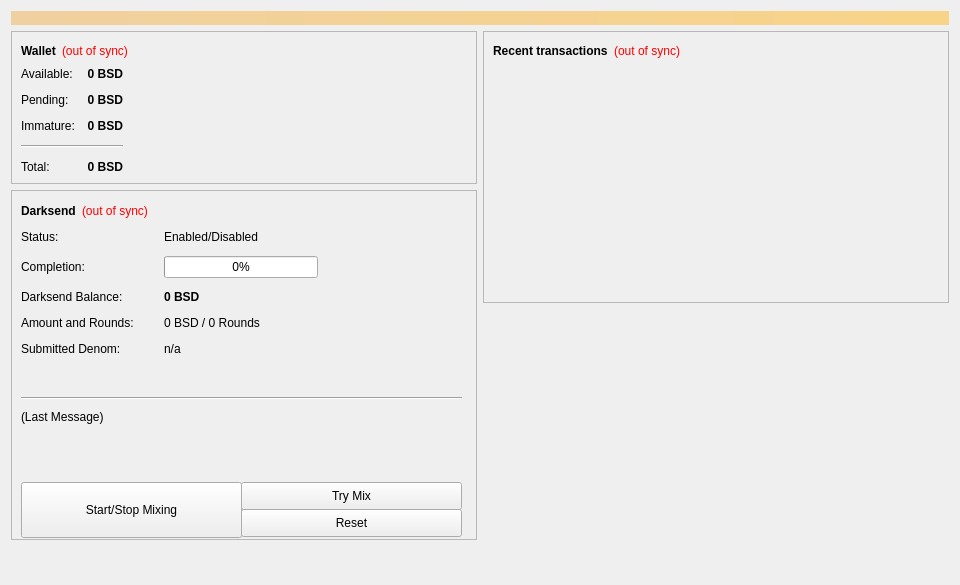
The window that src/qt/forms/overviewpage.ui (KKnight99/SKTCoin) describes before a commit, drawn with Qt 5.
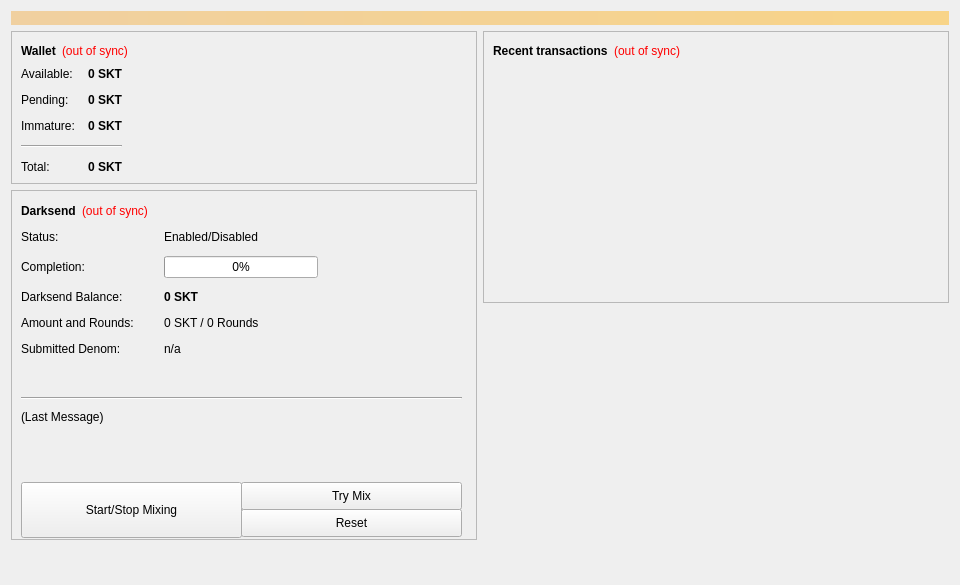
The same window after the commit.

What changed in the file:
```diff
--- a/src/qt/forms/overviewpage.ui
+++ b/src/qt/forms/overviewpage.ui
@@ -130,7 +130,7 @@
                  <string>Your current spendable balance</string>
                 </property>
                 <property name="text">
-                 <string notr="true">0 BSD</string>
+                 <string notr="true">0 SKT</string>
                 </property>
                 <property name="alignment">
                  <set>Qt::AlignRight|Qt::AlignTrailing|Qt::AlignVCenter</set>
@@ -162,7 +162,7 @@
                  <string>Total of transactions that have yet to be confirmed, and do not yet count toward the spendable balance</string>
                 </property>
                 <property name="text">
-                 <string notr="true">0 BSD</string>
+                 <string notr="true">0 SKT</string>
                 </property>
                 <property name="alignment">
                  <set>Qt::AlignRight|Qt::AlignTrailing|Qt::AlignVCenter</set>
@@ -191,7 +191,7 @@
                  <string>Mined balance that has not yet matured</string>
                 </property>
                 <property name="text">
-                 <string notr="true">0 BSD</string>
+                 <string notr="true">0 SKT</string>
                 </property>
                 <property name="alignment">
                  <set>Qt::AlignRight|Qt::AlignTrailing|Qt::AlignVCenter</set>
@@ -223,7 +223,7 @@
                  <string>Your current total balance</string>
                 </property>
                 <property name="text">
-                 <string notr="true">0 BSD</string>
+                 <string notr="true">0 SKT</string>
                 </property>
                 <property name="alignment">
                  <set>Qt::AlignRight|Qt::AlignTrailing|Qt::AlignVCenter</set>
@@ -346,7 +346,7 @@
               </font>
              </property>
              <property name="text">
-              <string>0 BSD</string>
+              <string>0 SKT</string>
              </property>
             </widget>
            </item>
@@ -360,7 +360,7 @@
            <item row="3" column="1">
             <widget class="QLabel" name="labelAmountRounds">
              <property name="text">
-              <string>0 BSD / 0 Rounds</string>
+              <string>0 SKT / 0 Rounds</string>
              </property>
             </widget>
            </item>
```
